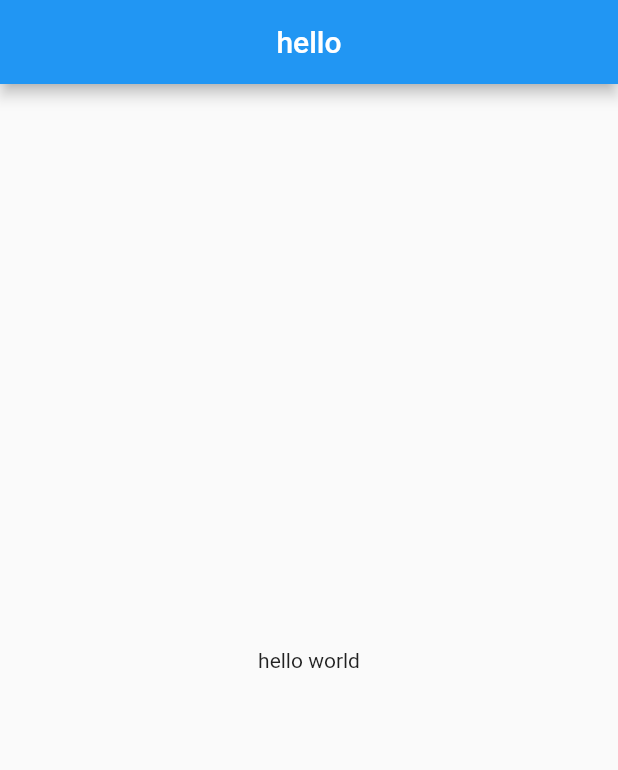
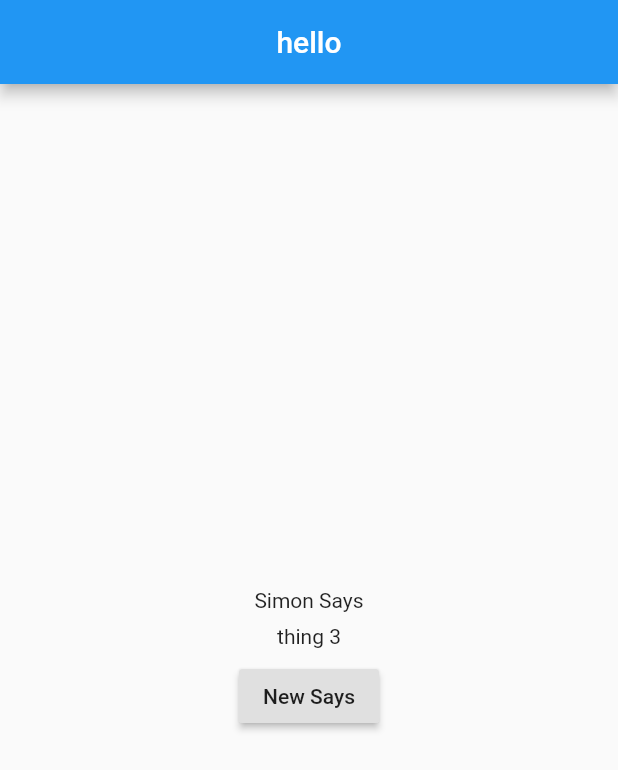
Before and after one commit to parth181195/flutter_simon_says, a Flutter app: the screen it shows after launch, on a phone screen of 412 x 824 dp. Shown: the top 770 px of the screen. Run offline on Flutter 3.47's test engine with Material 2 defaults, Android fonts, the phone set to English and light mode, and no system bars.

Commit message:
addes step-3

```diff
--- a/simon_says/lib/main.dart
+++ b/simon_says/lib/main.dart
@@ -1,10 +1,32 @@
+import 'dart:math';
+
 import 'package:flutter/material.dart';
 
 void main() => runApp(MaterialApp(
       home: MyFirstWidget(),
     ));
 
-class MyFirstWidget extends StatelessWidget {
+class MyFirstWidget extends StatefulWidget {
+  @override
+  _MyFirstWidgetState createState() => _MyFirstWidgetState();
+}
+
+class _MyFirstWidgetState extends State<MyFirstWidget> {
+  List<String> says = [
+    'thing 1',
+    'thing 2',
+    'thing 3',
+    'thing 4',
+    'thing 5',
+    'thing 6',
+    'thing 7',
+  ];
+  String get whatsays {
+    int randomInt = Random().nextInt(says.length);
+    print(randomInt);
+    return says[randomInt];
+  }
+
   @override
   Widget build(BuildContext context) {
     return Scaffold(
@@ -13,9 +35,28 @@ class MyFirstWidget extends StatelessWidget {
         centerTitle: true,
       ),
       body: Center(
-        child: Text(
-          'hello world',
-        ),
+        child: Column(
+            crossAxisAlignment: CrossAxisAlignment.center,
+            mainAxisAlignment: MainAxisAlignment.center,
+            children: [
+              Text(
+                'Simon Says',
+                textAlign: TextAlign.center,
+              ),
+              Padding(
+                padding: const EdgeInsets.all(8.0),
+                child: Text(
+                  whatsays,
+                  textAlign: TextAlign.center,
+                ),
+              ),
+              RaisedButton(
+                child: Text('New Says'),
+                onPressed: () {
+                  this.setState(() {});
+                },
+              )
+            ]),
       ),
     );
   }
```
